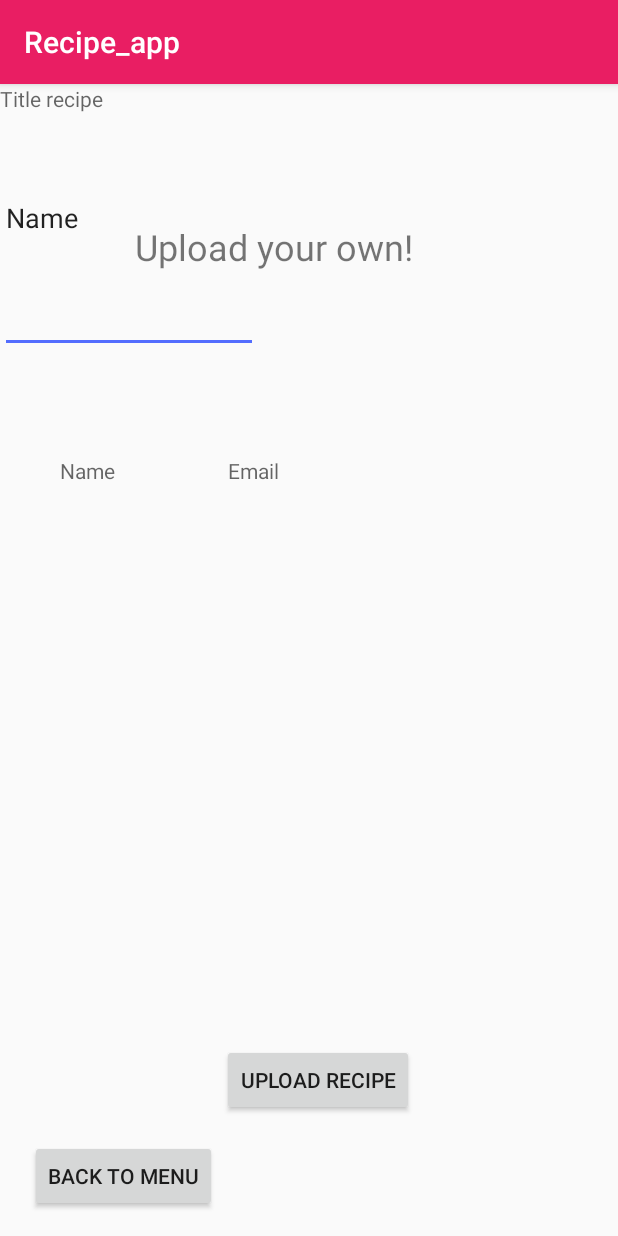
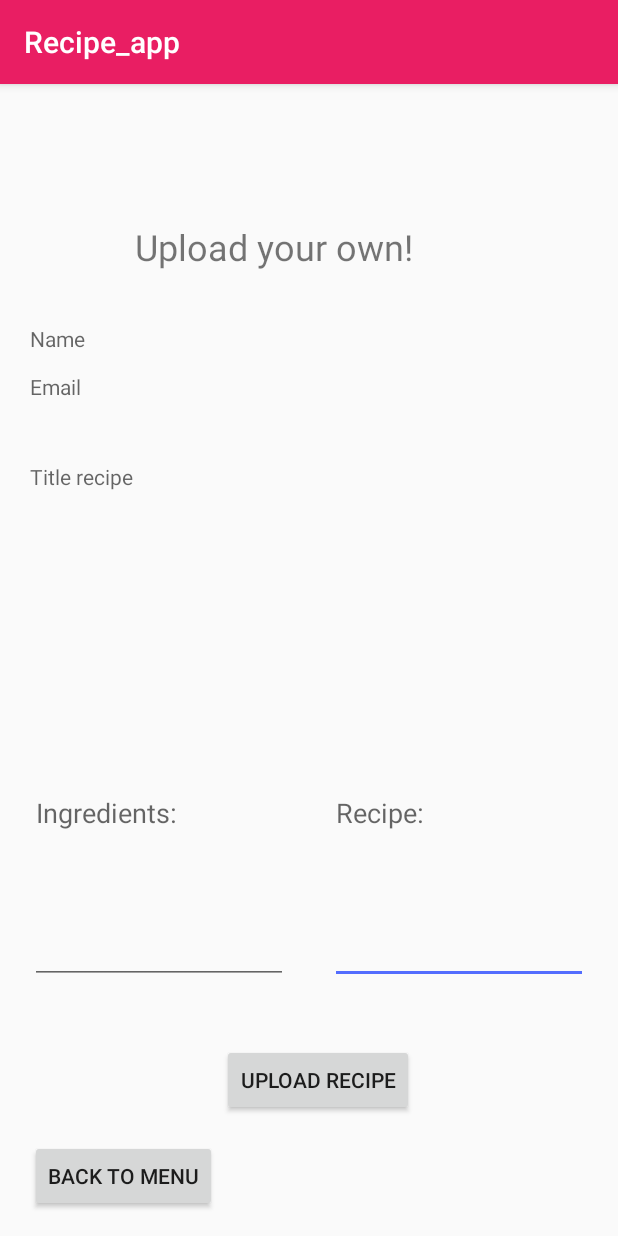
Before and after one commit to Lvdl1999/ProgrammeerProject, an Android app: the UploadActivity screen opened directly, with no data from a screen before it, on a phone screen of 412 x 824 dp. Run offline under Robolectric (Android 15) with nearby library versions, the phone set to English and light mode, and no system bars.

Commit message:
Working on users recipes

```diff
--- a/app/src/main/java/com/example/recipe_app/DBRecipesRequest.java
+++ /dev/null
@@ -1,4 +0,0 @@
-package com.example.recipe_app;
-
-public class DBRecipesRequest {
-}
--- /dev/null
+++ b/app/src/main/java/com/example/recipe_app/UsersRecipeAdapter.java
@@ -0,0 +1,31 @@
+package com.example.recipe_app;
+
+import android.content.Context;
+import android.view.View;
+import android.view.ViewGroup;
+import android.widget.ArrayAdapter;
+
+import java.util.ArrayList;
+
+public class UsersRecipeAdapter extends ArrayAdapter {
+
+    ArrayList<String> usersrecipes_list;
+
+    public UsersRecipeAdapter(Context context, int resource, ArrayList<String> usersrecipes_list) {
+        super(context, resource, usersrecipes_list);
+        this.usersrecipes_list = usersrecipes_list;
+    }
+
+    @Override
+    public View getView(int position, View convertview, ViewGroup parent) {
+
+        // Setting highscore adapter layout to high score adapter
+
+        // Putting the scores in the textviews
+
+        return convertview;
+    }
+
+
+
+}
--- /dev/null
+++ b/app/src/main/java/com/example/recipe_app/UsersRecipeRequest.java
@@ -0,0 +1,47 @@
+package com.example.recipe_app;
+
+import android.content.Context;
+
+import com.android.volley.Request;
+import com.android.volley.RequestQueue;
+import com.android.volley.Response;
+import com.android.volley.VolleyError;
+import com.android.volley.toolbox.JsonArrayRequest;
+import com.android.volley.toolbox.Volley;
+
+import org.json.JSONArray;
+
+import java.util.ArrayList;
+
+public class UsersRecipeRequest implements Response.Listener<JSONArray>, Response.ErrorListener {
+
+    private Context context;
+    private Callback callback;
+
+    public interface Callback{
+        void gotUsersRecipe (ArrayList<String> GetRecipe);
+        void gotUsersRecipeError (String message);
+    }
+
+
+    public void getUsersRecipe(Callback callback){
+        this.callback = callback;
+//        String url.... van server
+        String url = "nog niks";
+
+        RequestQueue queue = Volley.newRequestQueue(context);
+        JsonArrayRequest jsonArrayRequest = new JsonArrayRequest(url, this, this);
+        queue.add(jsonArrayRequest);
+    }
+
+
+    @Override
+    public void onErrorResponse(VolleyError error) {
+        callback.gotUsersRecipeError(error.getMessage());
+    }
+
+    @Override
+    public void onResponse(JSONArray response) {
+
+    }
+}
--- a/app/src/main/res/layout/activity_upload.xml
+++ b/app/src/main/res/layout/activity_upload.xml
@@ -5,6 +5,30 @@
     android:layout_width="match_parent"
     android:layout_height="match_parent"
     tools:context=".UploadActivity">
+
+    <TextView
+        android:id="@+id/Email"
+        android:layout_width="57dp"
+        android:layout_height="26dp"
+        android:layout_marginStart="20dp"
+        android:layout_marginTop="192dp"
+        android:hint="Email"
+        app:layout_constraintStart_toStartOf="parent"
+        app:layout_constraintTop_toTopOf="parent" />
+
+    <EditText
+        android:id="@+id/editText3"
+        android:layout_width="172dp"
+        android:layout_height="228dp"
+        android:layout_marginStart="208dp"
+        android:layout_marginEnd="8dp"
+        android:layout_marginBottom="168dp"
+        android:ems="10"
+        android:hint="Recipe:"
+        android:inputType="textPersonName"
+        app:layout_constraintBottom_toBottomOf="parent"
+        app:layout_constraintEnd_toEndOf="parent"
+        app:layout_constraintStart_toStartOf="parent" />
 
     <TextView
         android:id="@+id/textView3"
@@ -40,42 +64,35 @@
         app:layout_constraintStart_toStartOf="parent" />
 
     <TextView
-        android:id="@+id/textView5"
-        android:layout_width="76dp"
-        android:layout_height="25dp"
-        android:layout_marginStart="40dp"
-        android:layout_marginTop="248dp"
+        android:id="@+id/name"
+        android:layout_width="57dp"
+        android:layout_height="26dp"
+        android:layout_marginStart="20dp"
+        android:layout_marginTop="160dp"
         android:hint="Name"
         app:layout_constraintStart_toStartOf="parent"
         app:layout_constraintTop_toTopOf="parent" />
 
     <TextView
-        android:id="@+id/textView7"
-        android:layout_width="56dp"
-        android:layout_height="27dp"
-        android:layout_marginTop="248dp"
-        android:layout_marginEnd="204dp"
-        android:hint="Email"
-        app:layout_constraintEnd_toEndOf="parent"
+        android:id="@+id/title"
+        android:layout_width="172dp"
+        android:layout_height="34dp"
+        android:layout_marginStart="20dp"
+        android:layout_marginTop="252dp"
+        android:hint="Title recipe"
+        app:layout_constraintStart_toStartOf="parent"
         app:layout_constraintTop_toTopOf="parent" />
 
-    <TextView
-        android:id="@+id/textView9"
+    <EditText
+        android:id="@+id/ingredients"
         android:layout_width="172dp"
-        android:layout_height="34dp"
-        android:hint="Title recipe"
-        tools:layout_editor_absoluteX="40dp"
-        tools:layout_editor_absoluteY="343dp" />
-
-    <EditText
-        android:id="@+id/editText"
-        android:layout_width="172dp"
-        android:layout_height="179dp"
+        android:layout_height="228dp"
+        android:layout_marginStart="20dp"
+        android:layout_marginBottom="168dp"
         android:ems="10"
-        android:hint="Ingredieë"
+        android:hint="Ingredients:"
         android:inputType="textPersonName"
-        android:text="Name"
-        tools:layout_editor_absoluteX="40dp"
-        tools:layout_editor_absoluteY="394dp" />
+        app:layout_constraintBottom_toBottomOf="parent"
+        app:layout_constraintStart_toStartOf="parent" />
 
 </android.support.constraint.ConstraintLayout>
```
